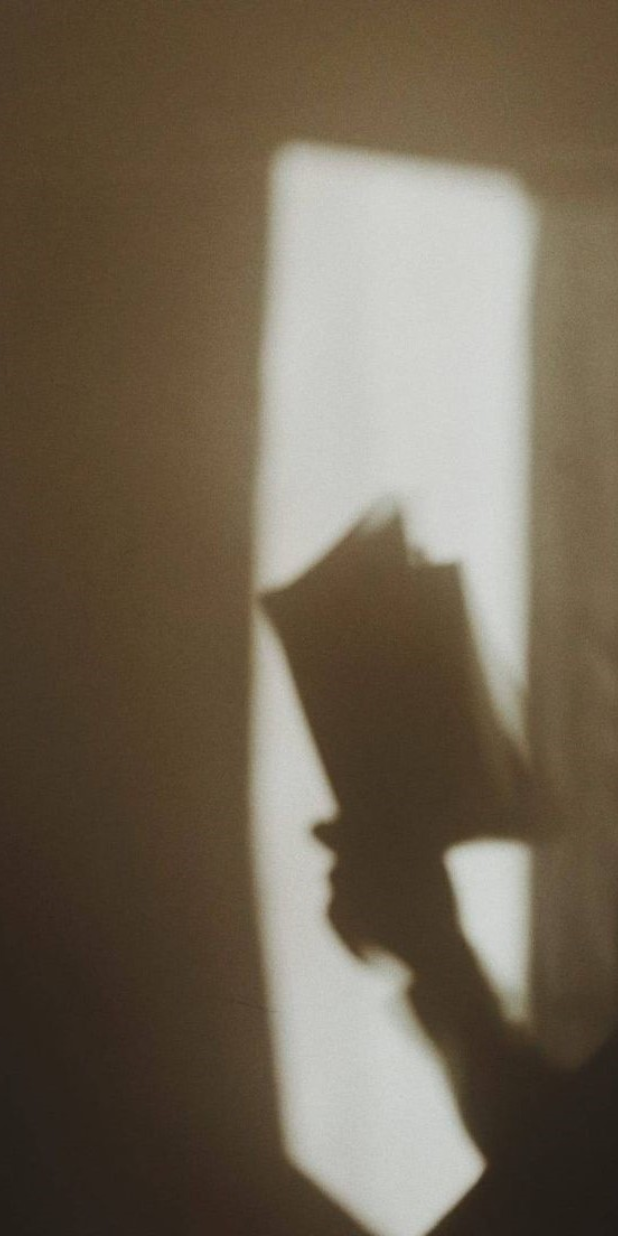
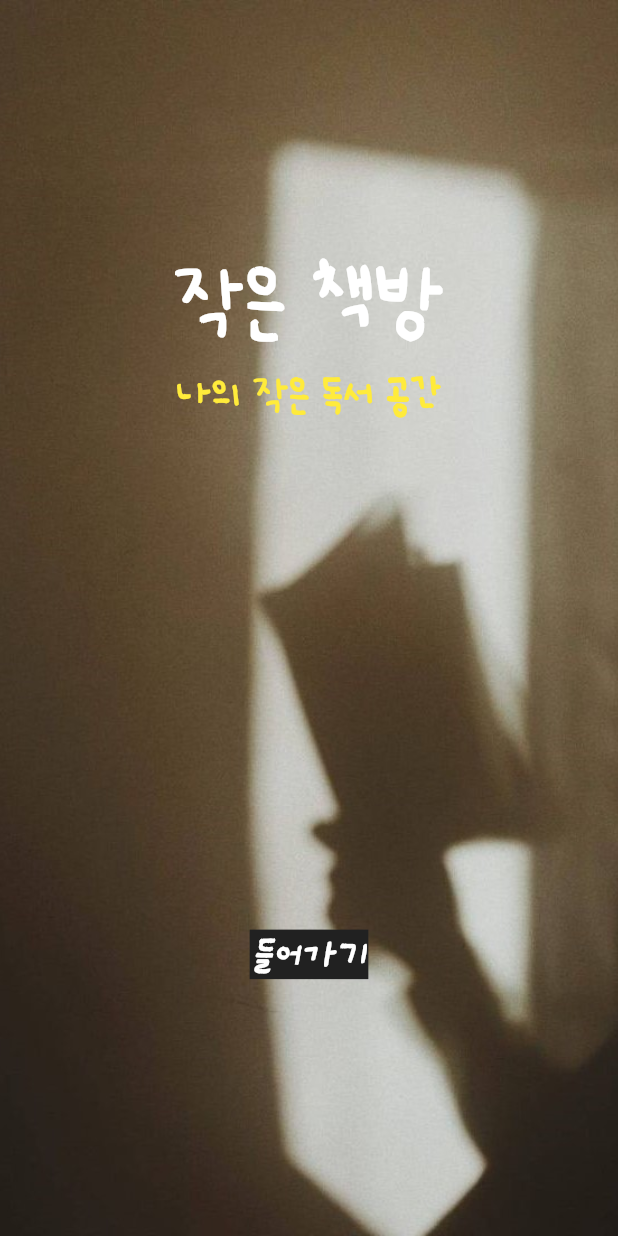
Before and after one commit to OneTen19/flutter-book-report-app, a Flutter app: the screen it shows after launch, on a phone screen of 412 x 824 dp. Run offline on Flutter 3.47's test engine with Material 3 defaults, Android fonts, the phone set to English and light mode, and no system bars.

Commit message:
[feat] Intro Page UI & Screen Switching Function (#5)
- 인트로 화면에서의 화면 전환 기능 구현
- 글씨체 폰트 추가
- 인트로 화면 ui 구성

```diff
--- /dev/null
+++ b/lib/pages/home_page.dart
@@ -0,0 +1,10 @@
+import 'package:flutter/material.dart';
+
+class HomePage extends StatelessWidget {
+  const HomePage({super.key});
+
+  @override
+  Widget build(BuildContext context) {
+    return Scaffold();
+  }
+}
--- a/lib/pages/intro_page.dart
+++ b/lib/pages/intro_page.dart
@@ -1,4 +1,6 @@
+import 'package:flutter/cupertino.dart';
 import 'package:flutter/material.dart';
+import 'package:flutter_book_report_app/pages/home_page.dart';
 
 class IntroPage extends StatelessWidget {
   const IntroPage({super.key});
@@ -19,12 +21,56 @@ class IntroPage extends StatelessWidget {
         backgroundColor: Colors.transparent,
         body: Center(
           child: Column(
+            mainAxisAlignment: MainAxisAlignment.spaceAround,
             children: [
-              // title
 
-              // subtitle
+              // title and subtitle
+              Column(
+                children: [
+                  // title
+                  Text(
+                    '작은 책방',
+                    style: TextStyle(
+                        fontSize: 40, color: Colors.white, fontFamily: "UhBee"),
+                  ),
 
-              // start now button
+                  SizedBox(
+                    height: 20,
+                  ),
+
+                  // subtitle
+                  Text(
+                    '나의 작은 독서 공간',
+                    style: TextStyle(
+                        fontSize: 20,
+                        color: Colors.yellow,
+                        fontFamily: "UhBee"),
+                  ),
+                ],
+              ),
+
+              // enter now button
+              GestureDetector(
+                // MaterialPageRoute를 사용했었는데 화면 전환 애니메이션이 맘에 안 들어서 교체
+                onTap: () => Navigator.push(context, CupertinoPageRoute(builder: (context) => HomePage())),
+                child: Container(
+                  decoration: BoxDecoration(
+                    color: Colors.grey[900],
+                  ),
+                  child: Padding(
+                    padding: const EdgeInsets.all(2),
+                    child: Text(
+                      '들어가기',
+                      style: TextStyle(
+                        fontSize: 20,
+                        color: Colors.white,
+                        fontFamily: "UhBee",
+                        fontStyle: FontStyle.italic
+                      ),
+                    ),
+                  ),
+                ),
+              ),
             ],
           ),
         ),
```
Also changed, not shown: pubspec.yaml (+25 -12 lines), assets/fonts/HakgyoansimWoojuR.ttf (added), assets/fonts/UhBee Se_hyun.ttf (added), 5 other files.
